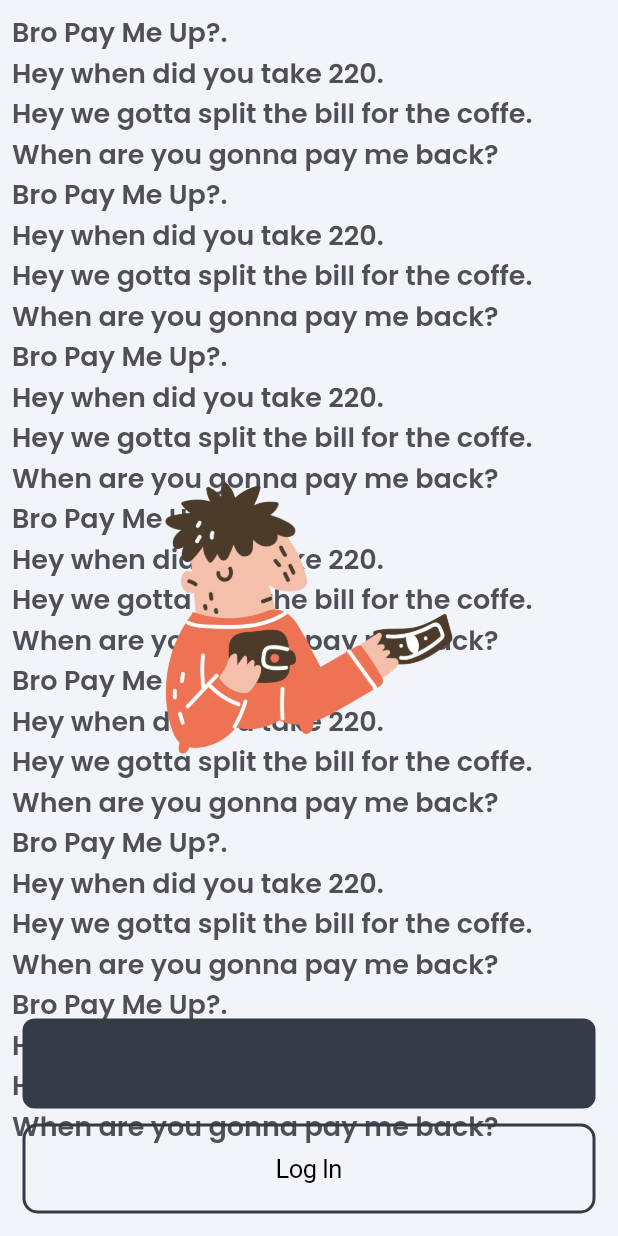
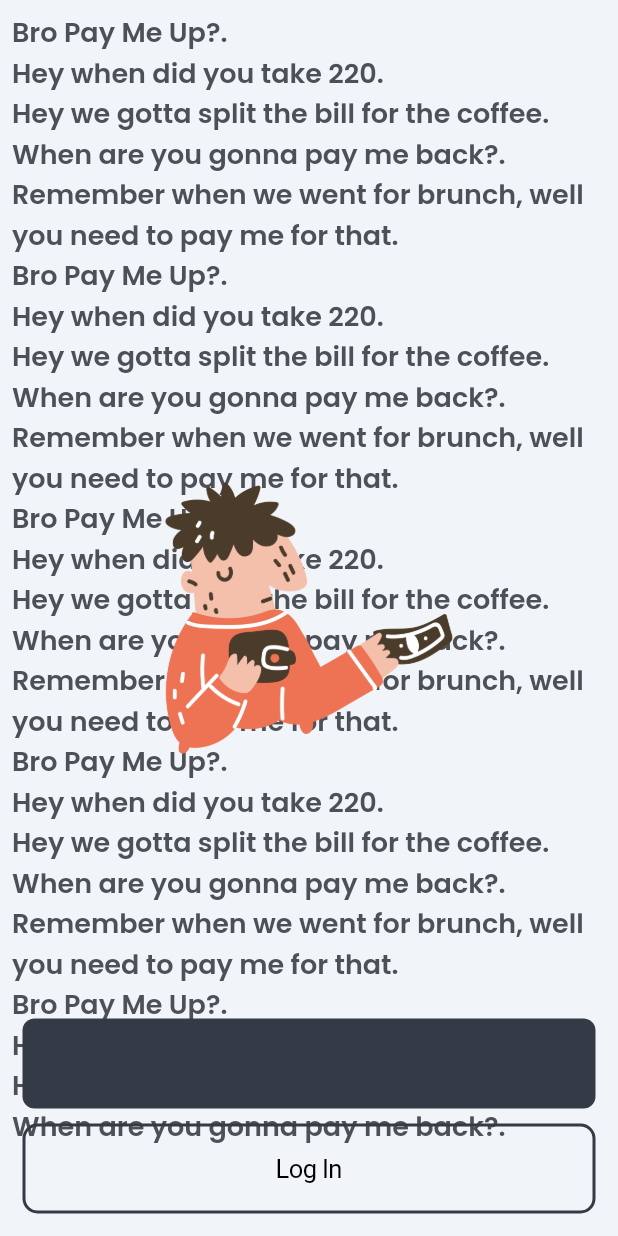
Before and after one commit to preetjdp/YouOweMe, a Flutter app: the FirstPage widget shown alone on an empty page, opened directly, on a phone screen of 412 x 824 dp. Run offline on Flutter 3.47's test engine with Material 2 defaults, Android fonts, the phone set to English and light mode, and no system bars; drawn by our look-alikes of marquee; our stand-ins replace after_layout, cloud_firestore, contacts_service, device_preview, equatable, firebase_analytics and 19 more; missing offline and left inert: artemis, basics, firebase_auth_platform_interface, fuzzy, gql, rough; accounts and stored records are empty; generated files the repository leaves out were written again.

Commit message:
Add Another Initial text

```diff
--- a/mobileApp/lib/ui/IntroFlow/firstPage/firstPage.dart
+++ b/mobileApp/lib/ui/IntroFlow/firstPage/firstPage.dart
@@ -14,8 +14,9 @@ class FirstPage extends HookWidget {
   final List<String> messages = [
     "Bro Pay Me Up?",
     "Hey when did you take ${math.Random().nextInt(400)}",
-    "Hey we gotta split the bill for the coffe",
-    "When are you gonna pay me back?"
+    "Hey we gotta split the bill for the coffee",
+    "When are you gonna pay me back?",
+    "Remember when we went for brunch, well you need to pay me for that."
   ];
   @override
   Widget build(BuildContext context) {
```
